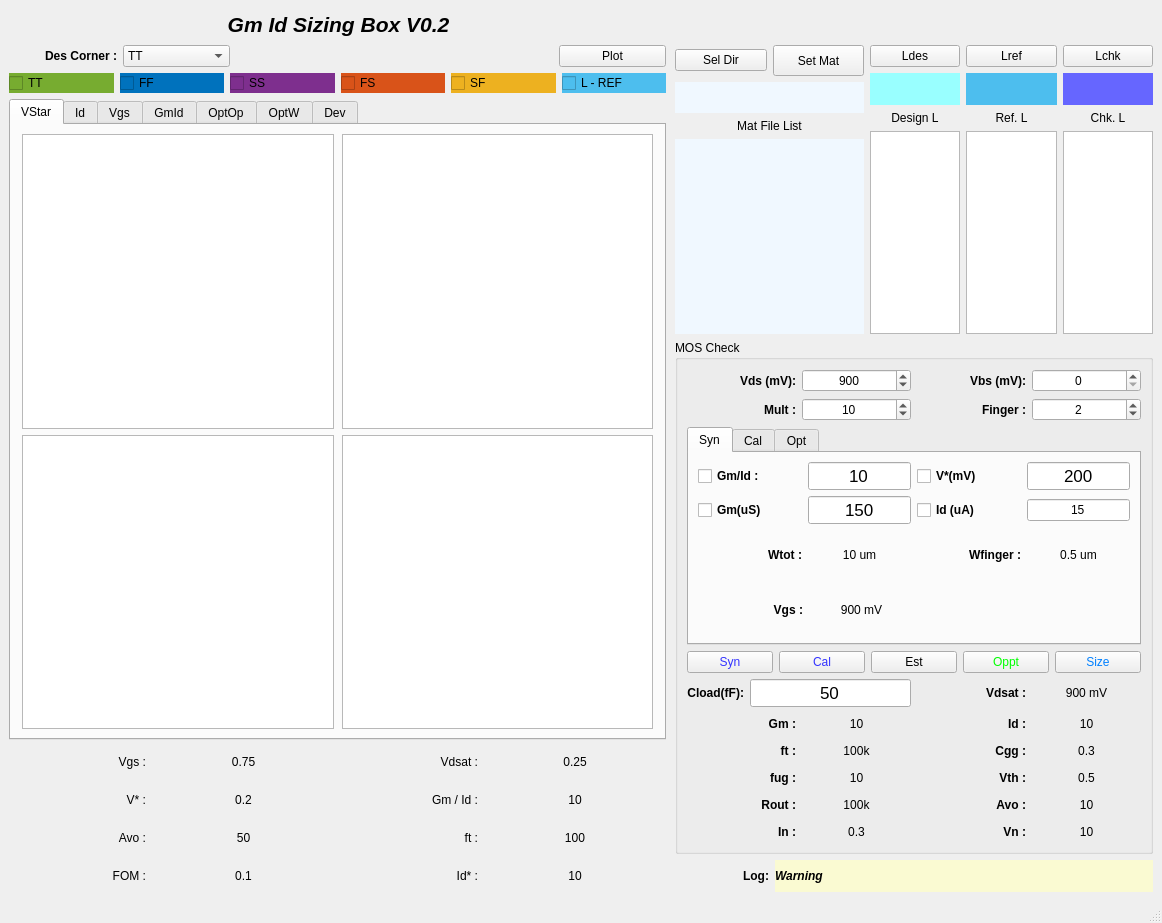
This is GUI/gmIdSizingGuiVp1.ui in fengqzHD/gmIdNeoKit as Qt 5 draws it before an edit. The edited form follows.
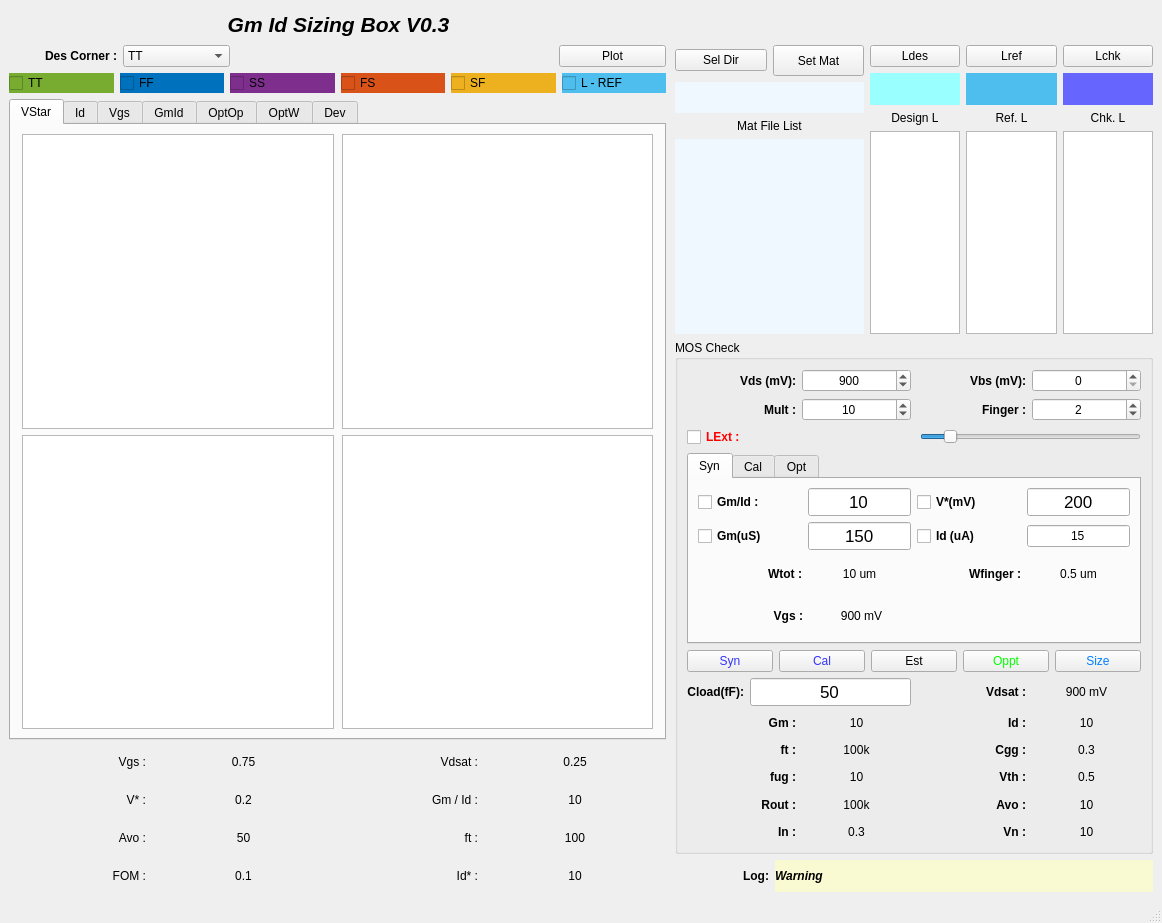
This is the edited form. Custom widgets are drawn as their Qt base class.

Commit message: 2020/05/05 Extension of Gate Length & Updated Self-Gain Check

Patch:
```diff
--- a/GUI/gmIdSizingGuiVp1.ui
+++ b/GUI/gmIdSizingGuiVp1.ui
@@ -31,7 +31,7 @@
            </font>
           </property>
           <property name="text">
-           <string>Gm Id Sizing Box V0.2</string>
+           <string>Gm Id Sizing Box V0.3</string>
           </property>
           <property name="alignment">
            <set>Qt::AlignCenter</set>
@@ -1372,7 +1372,7 @@
             </property>
             <layout class="QGridLayout" name="gridLayout_10">
              <item row="0" column="0">
-              <layout class="QVBoxLayout" name="verticalLayout_17" stretch="1,1,8,1,6">
+              <layout class="QVBoxLayout" name="verticalLayout_17" stretch="1,1,1,7,1,6">
                <item>
                 <layout class="QHBoxLayout" name="horizontalLayout_39" stretch="1,1">
                  <item>
@@ -1522,6 +1522,80 @@
                  </item>
                 </layout>
                </item>
+               <item>
+                <layout class="QHBoxLayout" name="horizontalLayout_9" stretch="1,1,2">
+                 <item>
+                  <widget class="QCheckBox" name="checkBoxGateLExt">
+                   <property name="font">
+                    <font>
+                     <weight>75</weight>
+                     <italic>false</italic>
+                     <bold>true</bold>
+                     <underline>false</underline>
+                     <strikeout>false</strikeout>
+                    </font>
+                   </property>
+                   <property name="layoutDirection">
+                    <enum>Qt::LeftToRight</enum>
+                   </property>
+                   <property name="autoFillBackground">
+                    <bool>false</bool>
+                   </property>
+                   <property name="styleSheet">
+                    <string notr="true">*{
+color: rgb(255, 0, 0);
+}</string>
+                   </property>
+                   <property name="text">
+                    <string>LExt :</string>
+                   </property>
+                   <property name="autoRepeat">
+                    <bool>false</bool>
+                   </property>
+                  </widget>
+                 </item>
+                 <item>
+                  <widget class="QLabel" name="labelGateLExt">
+                   <property name="font">
+                    <font>
+                     <weight>75</weight>
+                     <italic>true</italic>
+                     <bold>true</bold>
+                     <underline>false</underline>
+                    </font>
+                   </property>
+                   <property name="styleSheet">
+                    <string notr="true">*{
+color: rgb(255, 0, 0);
+border: 15 px solid rgb(0, 0, 0);
+}</string>
+                   </property>
+                   <property name="text">
+                    <string/>
+                   </property>
+                   <property name="alignment">
+                    <set>Qt::AlignCenter</set>
+                   </property>
+                  </widget>
+                 </item>
+                 <item>
+                  <widget class="QSlider" name="horizontalSliderGateLExt">
+                   <property name="minimum">
+                    <number>1</number>
+                   </property>
+                   <property name="maximum">
+                    <number>10</number>
+                   </property>
+                   <property name="value">
+                    <number>2</number>
+                   </property>
+                   <property name="orientation">
+                    <enum>Qt::Horizontal</enum>
+                   </property>
+                  </widget>
+                 </item>
+                </layout>
+               </item>
                <item>
                 <widget class="QTabWidget" name="tabWidgetMode">
                  <property name="currentIndex">
```
The commit also changes 10 other files.
